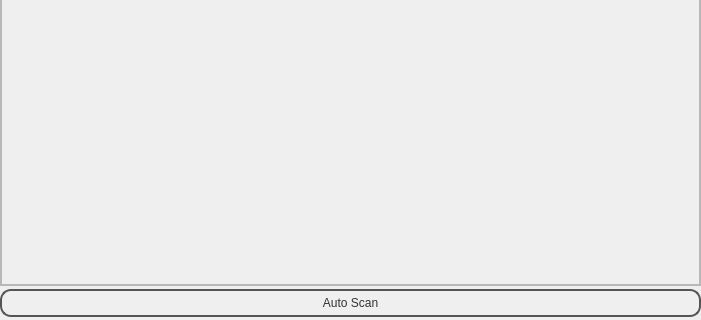
jithinbp/SEELablet, file SEEL/templates/sensorGrid.ui: the form before one commit; both pictures show x 0 to 701 and y 274 to 594 of the 701 by 594 pixel window.
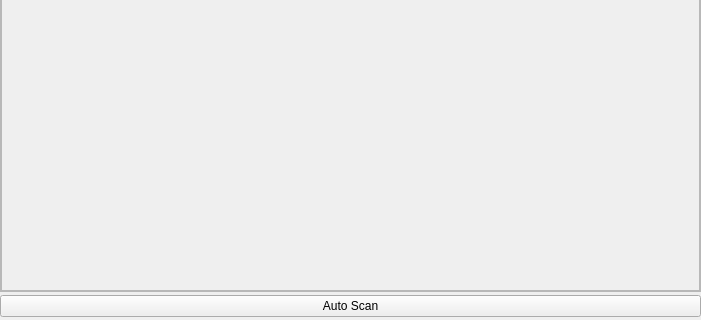
The form after the commit.

Commit message: Major timing functions fixed. dust sensor support add.

What changed in the file:
```diff
--- a/SEEL/templates/sensorGrid.ui
+++ b/SEEL/templates/sensorGrid.ui
@@ -25,84 +25,6 @@
   <property name="windowTitle">
    <string>SEELablet:Sensors Control Panel</string>
   </property>
-  <property name="styleSheet">
-   <string notr="true">QPushButton {
-color: #333;
-border: 2px solid #555;
-border-radius: 11px;
-padding: 5px;
-background: qradialgradient(cx: 0.3, cy: -0.4,
-fx: 0.3, fy: -0.4,
-radius: 1.35, stop: 0 #fff, stop: 1 #888);
-min-width: 80px;
-}
-
-QPushButton:pressed {
-background: qradialgradient(cx: 0.4, cy: -0.1,
-fx: 0.4, fy: -0.1,
-radius: 1.35, stop: 0 #fff, stop: 1 #ddd);
-}
-
-QFrame.PeripheralCollection{
-border-top-left-radius: 5px;
-border-top-right-radius: 5px;
-border: 1px solid black;
-background: qlineargradient(x1: 0, y1: 0, x2: 0, y2: 1,
-stop: 0 #6af, stop: 0.1 #689);
-}
-QFrame.PeripheralCollection QLabel {
-color: white;
-font-weight: bold;
-}
-
-QFrame.PeripheralCollectionInner {
-background: qlineargradient(x1: 0, y1: 0, x2: 0, y2: 1,
-stop: 0 #abe, stop: 0.7 #aba);
-border: none;
-border-top: 1px solid black;
-}
-
-QFrame.PeripheralCollectionInner QLabel{
-color: black;
-}
-
-QWidget.PeripheralCollectionInner {
-background: qlineargradient(x1: 0, y1: 0, x2: 0, y2: 1,
-stop: 0 #abe, stop: 0.7 #aba);
-border: none;
-border-top: 1px solid black;
-}
-
-
-
-QWidget.PeripheralCollectionInner {
-background: qlineargradient(x1: 0, y1: 0, x2: 0, y2: 1,
-stop: 0 #abe, stop: 0.7 #aba);
-border: none;
-border-top: 1px solid black;
-}
-
-QWidget.PeripheralCollectionInner QLabel{
-color: black;
-}
-
-#SCF1
-{
-background: qlineargradient(x1: 0, y1: 0, x2: 0, y2: 1,
-stop: 0 #abe, stop: 0.7 #aba);
-}
-#SCF2
-{
-background: qlineargradient(x1: 0, y1: 0, x2: 0, y2: 1,
-stop: .9 #6af, stop:1 #689);
-}
-
-
-
-
-
-</string>
-  </property>
   <widget class="QWidget" name="SCF2">
    <property name="styleSheet">
     <string notr="true"/>
```
The commit also changes 89 other files.
